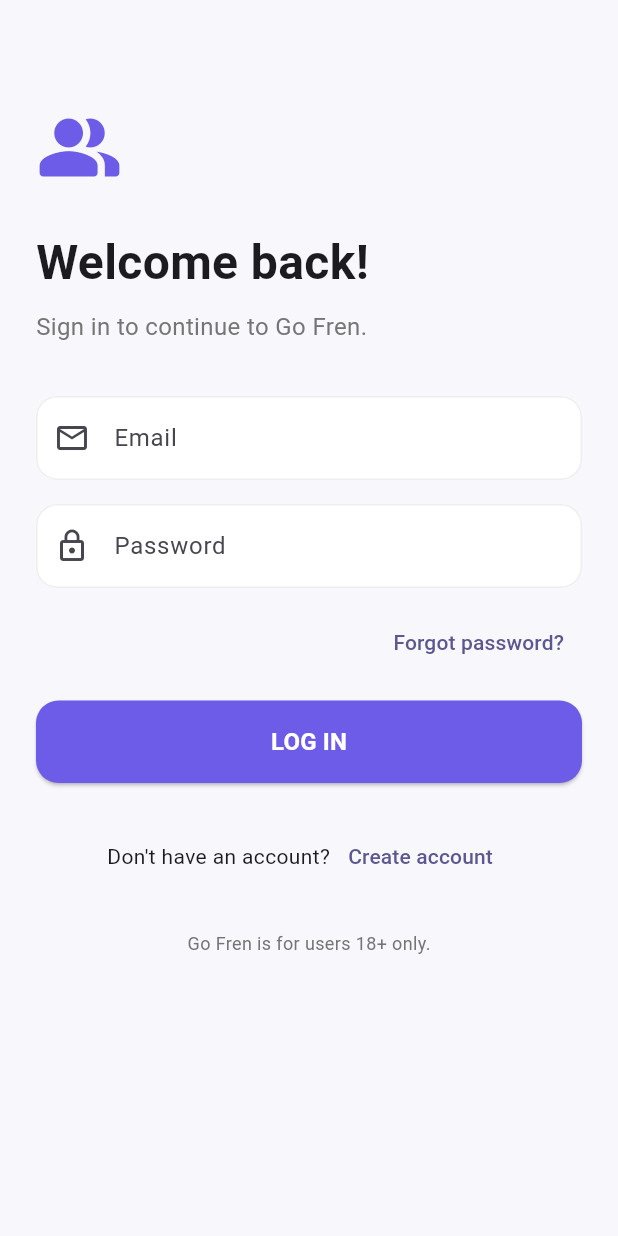
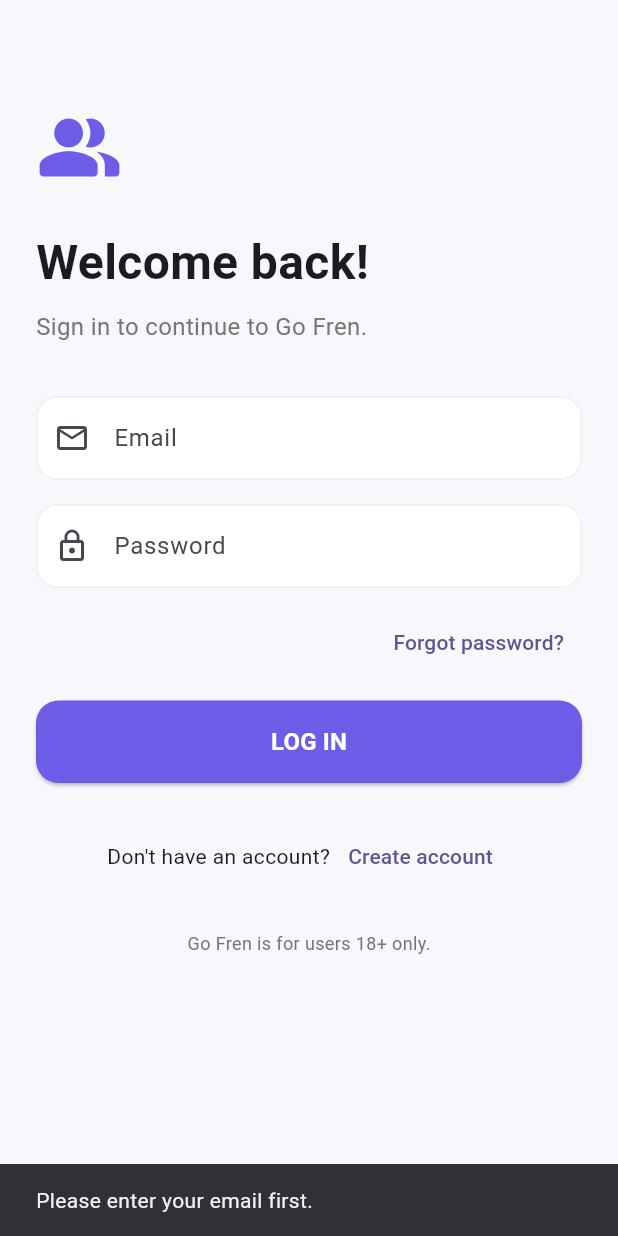
Before and after one commit to pohanxz/go-fren, a Flutter app: the screen it shows after launch, after a tap on "Forgot password?", on a phone screen of 412 x 824 dp. Run offline on Flutter 3.47's test engine with Material 3 defaults, Android fonts, the phone set to English and light mode, and no system bars; our stand-ins replace image_picker, supabase_flutter; accounts and stored records are empty.

Commit message:
Add forgot password reset

```diff
--- a/go_fren_app/lib/main.dart
+++ b/go_fren_app/lib/main.dart
@@ -249,6 +249,47 @@
     }
   }
 
+  Future<void> resetPassword() async {
+    final email = emailController.text.trim();
+
+    if (email.isEmpty) {
+      ScaffoldMessenger.of(context).showSnackBar(
+        const SnackBar(
+          content: Text('Please enter your email first.'),
+        ),
+      );
+      return;
+    }
+
+    try {
+      await Supabase.instance.client.auth.resetPasswordForEmail(
+        email,
+      );
+
+      if (!mounted) return;
+
+      ScaffoldMessenger.of(context).showSnackBar(
+        const SnackBar(
+          content: Text('Password reset email sent. Check your inbox.'),
+        ),
+      );
+    } on AuthException catch (e) {
+      if (!mounted) return;
+
+      ScaffoldMessenger.of(context).showSnackBar(
+        SnackBar(content: Text(e.message)),
+      );
+    } catch (_) {
+      if (!mounted) return;
+
+      ScaffoldMessenger.of(context).showSnackBar(
+        const SnackBar(
+          content: Text('Failed to send password reset email.'),
+        ),
+      );
+    }
+  }
+
   @override
   Widget build(BuildContext context) {
     return Scaffold(
@@ -302,7 +343,7 @@
               Align(
                 alignment: Alignment.centerRight,
                 child: TextButton(
-                  onPressed: () {},
+                  onPressed: resetPassword,
                   child: const Text('Forgot password?'),
                 ),
               ),
```
